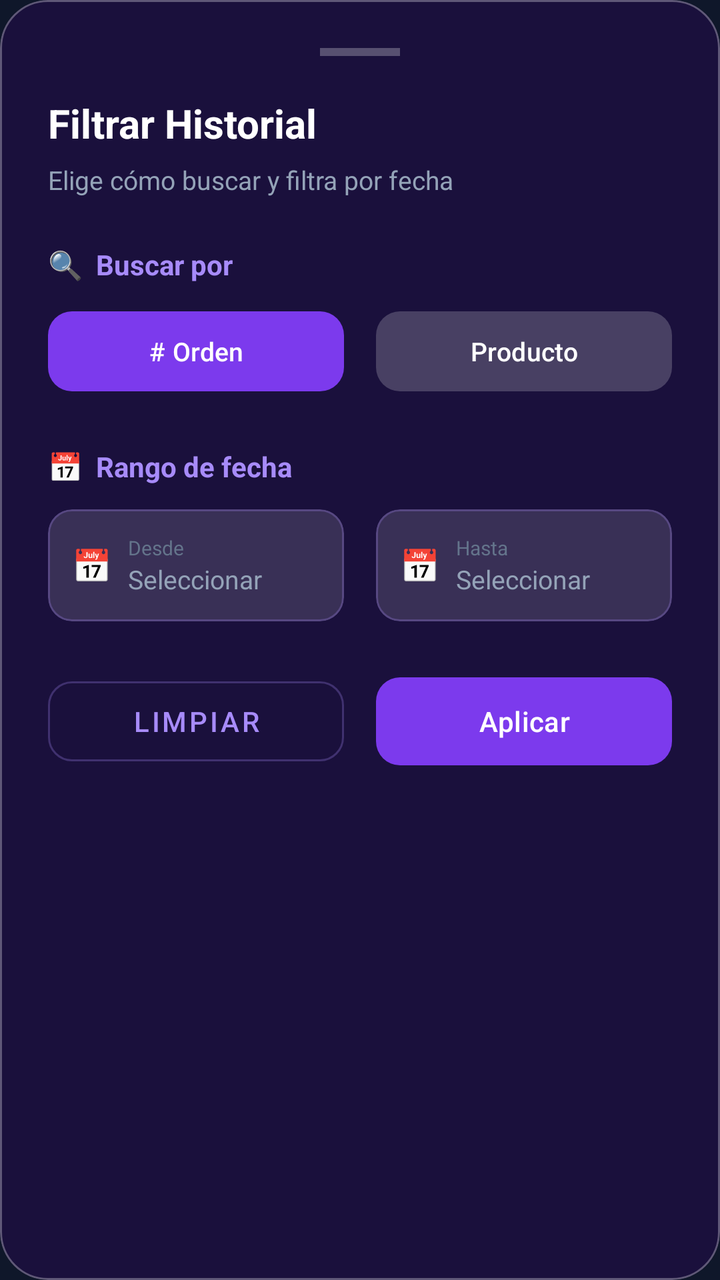
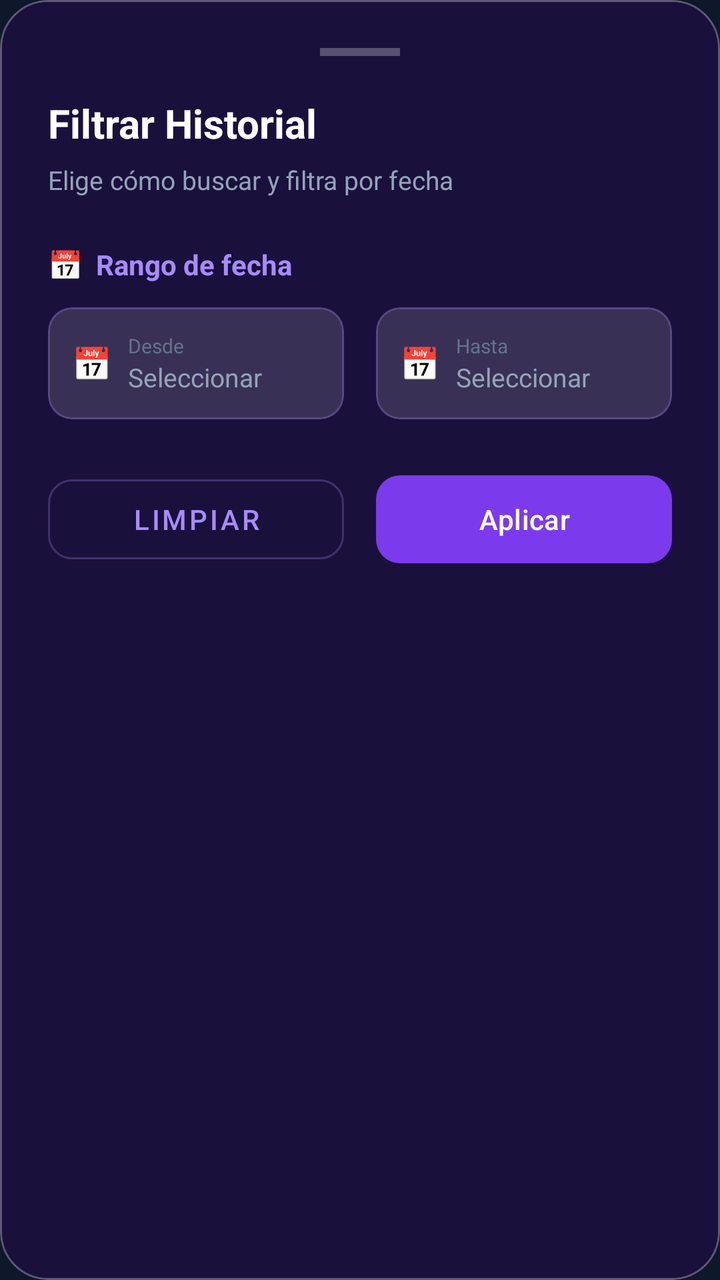

Compare the two renders of this Android layout. The source of the first and the diff that turns it into the second are given below.
<!-- AndroidManifest.xml: application theme Theme.Proyecto_Final_Moviles -->
<!-- res/layout/bottom_sheet_history_filters.xml -->
<?xml version="1.0" encoding="utf-8"?>
<com.google.android.material.card.MaterialCardView
    xmlns:android="http://schemas.android.com/apk/res/android"
    xmlns:app="http://schemas.android.com/apk/res-auto"
    android:layout_width="match_parent"
    android:layout_height="wrap_content"
    android:layout_marginHorizontal="8dp"
    android:layout_marginBottom="8dp"
    app:cardBackgroundColor="#1A103C"
    app:cardCornerRadius="24dp"
    app:cardElevation="0dp"
    app:strokeColor="#4DFFFFFF"
    app:strokeWidth="1dp">

    <LinearLayout
        android:layout_width="match_parent"
        android:layout_height="wrap_content"
        android:orientation="vertical"
        android:paddingHorizontal="24dp"
        android:paddingTop="24dp"
        android:paddingBottom="32dp">

    
    <View
        android:layout_width="40dp"
        android:layout_height="4dp"
        android:layout_gravity="center_horizontal"
        android:layout_marginBottom="20dp"
        android:background="#44FFFFFF" />

    <TextView
        android:layout_width="wrap_content"
        android:layout_height="wrap_content"
        android:text="Filtrar Historial"
        android:textColor="#FFFFFF"
        android:textSize="20sp"
        android:textStyle="bold"
        android:layout_marginBottom="6dp" />

    <TextView
        android:layout_width="wrap_content"
        android:layout_height="wrap_content"
        android:text="Elige cómo buscar y filtra por fecha"
        android:textColor="#94a3b8"
        android:textSize="13sp"
        android:layout_marginBottom="24dp" />

    
    <TextView
        android:layout_width="wrap_content"
        android:layout_height="wrap_content"
        android:text="🔍  Buscar por"
        android:textColor="#a78bfa"
        android:textSize="14sp"
        android:textStyle="bold"
        android:layout_marginBottom="10dp" />

    <LinearLayout
        android:layout_width="match_parent"
        android:layout_height="wrap_content"
        android:orientation="horizontal"
        android:weightSum="2"
        android:layout_marginBottom="24dp">

        <com.google.android.material.button.MaterialButton
            android:id="@+id/btnFilterByOrder"
            android:layout_width="0dp"
            android:layout_height="48dp"
            android:layout_weight="1"
            android:layout_marginEnd="8dp"
            android:text="# Orden"
            android:textColor="#FFFFFF"
            android:textSize="13sp"
            app:backgroundTint="#7c3aed"
            app:cornerRadius="12dp" />

        <com.google.android.material.button.MaterialButton
            android:id="@+id/btnFilterByProduct"
            android:layout_width="0dp"
            android:layout_height="48dp"
            android:layout_weight="1"
            android:layout_marginStart="8dp"
            android:text="Producto"
            android:textColor="#FFFFFF"
            android:textSize="13sp"
            app:backgroundTint="#33FFFFFF"
            app:cornerRadius="12dp" />
    </LinearLayout>

    
    <TextView
        android:layout_width="wrap_content"
        android:layout_height="wrap_content"
        android:text="📅  Rango de fecha"
        android:textColor="#a78bfa"
        android:textSize="14sp"
        android:textStyle="bold"
        android:layout_marginBottom="12dp" />

    <LinearLayout
        android:layout_width="match_parent"
        android:layout_height="wrap_content"
        android:orientation="horizontal"
        android:weightSum="2"
        android:layout_marginBottom="24dp">

        
        <com.google.android.material.card.MaterialCardView
            android:id="@+id/btnPickDateFrom"
            android:layout_width="0dp"
            android:layout_height="56dp"
            android:layout_weight="1"
            android:layout_marginEnd="8dp"
            app:cardBackgroundColor="#22FFFFFF"
            app:cardCornerRadius="12dp"
            app:cardElevation="0dp"
            app:strokeColor="#44a78bfa"
            app:strokeWidth="1dp">

            <LinearLayout
                android:layout_width="match_parent"
                android:layout_height="match_parent"
                android:orientation="horizontal"
                android:gravity="center_vertical"
                android:paddingHorizontal="12dp">

                <TextView
                    android:layout_width="wrap_content"
                    android:layout_height="wrap_content"
                    android:text="📅"
                    android:textSize="16sp"
                    android:layout_marginEnd="8dp" />

                <LinearLayout
                    android:layout_width="0dp"
                    android:layout_height="wrap_content"
                    android:layout_weight="1"
                    android:orientation="vertical">

                    <TextView
                        android:layout_width="wrap_content"
                        android:layout_height="wrap_content"
                        android:text="Desde"
                        android:textColor="#64748b"
                        android:textSize="10sp" />

                    <TextView
                        android:id="@+id/tvDateFrom"
                        android:layout_width="wrap_content"
                        android:layout_height="wrap_content"
                        android:text="Seleccionar"
                        android:textColor="#94a3b8"
                        android:textSize="13sp" />
                </LinearLayout>
            </LinearLayout>
        </com.google.android.material.card.MaterialCardView>

        
        <com.google.android.material.card.MaterialCardView
            android:id="@+id/btnPickDateTo"
            android:layout_width="0dp"
            android:layout_height="56dp"
            android:layout_weight="1"
            android:layout_marginStart="8dp"
            app:cardBackgroundColor="#22FFFFFF"
            app:cardCornerRadius="12dp"
            app:cardElevation="0dp"
            app:strokeColor="#44a78bfa"
            app:strokeWidth="1dp">

            <LinearLayout
                android:layout_width="match_parent"
                android:layout_height="match_parent"
                android:orientation="horizontal"
                android:gravity="center_vertical"
                android:paddingHorizontal="12dp">

                <TextView
                    android:layout_width="wrap_content"
                    android:layout_height="wrap_content"
                    android:text="📅"
                    android:textSize="16sp"
                    android:layout_marginEnd="8dp" />

                <LinearLayout
                    android:layout_width="0dp"
                    android:layout_height="wrap_content"
                    android:layout_weight="1"
                    android:orientation="vertical">

                    <TextView
                        android:layout_width="wrap_content"
                        android:layout_height="wrap_content"
                        android:text="Hasta"
                        android:textColor="#64748b"
                        android:textSize="10sp" />

                    <TextView
                        android:id="@+id/tvDateTo"
                        android:layout_width="wrap_content"
                        android:layout_height="wrap_content"
                        android:text="Seleccionar"
                        android:textColor="#94a3b8"
                        android:textSize="13sp" />
                </LinearLayout>
            </LinearLayout>
        </com.google.android.material.card.MaterialCardView>
    </LinearLayout>

    
    <LinearLayout
        android:layout_width="match_parent"
        android:layout_height="wrap_content"
        android:orientation="horizontal"
        android:weightSum="2">

        <com.google.android.material.button.MaterialButton
            android:id="@+id/btnClearHistoryFilters"
            android:layout_width="0dp"
            android:layout_height="52dp"
            android:layout_weight="1"
            android:layout_marginEnd="8dp"
            android:text="Limpiar"
            android:textColor="#a78bfa"
            style="@style/Widget.MaterialComponents.Button.OutlinedButton"
            app:strokeColor="#44a78bfa"
            app:cornerRadius="12dp" />

        <com.google.android.material.button.MaterialButton
            android:id="@+id/btnApplyHistoryFilters"
            android:layout_width="0dp"
            android:layout_height="52dp"
            android:layout_weight="1"
            android:layout_marginStart="8dp"
            android:text="Aplicar"
            android:textColor="#FFFFFF"
            app:backgroundTint="#7c3aed"
            app:cornerRadius="12dp" />
    </LinearLayout>
    </LinearLayout>
</com.google.android.material.card.MaterialCardView>
<!-- resources referenced by this layout -->
<resources>
  <style name="Theme.Proyecto_Final_Moviles" parent="Base.Theme.Proyecto_Final_Moviles" />
  <style name="Base.Theme.Proyecto_Final_Moviles" parent="Theme.Material3.DayNight.NoActionBar">
          <item name="android:windowBackground">#0f172a</item>
          <item name="colorPrimary">#7c3aed</item>
          <item name="colorSurface">#1e293b</item>
          <item name="colorOnSurface">#FFFFFF</item>
      </style>
</resources>

<!-- the commit's change to res/layout/bottom_sheet_history_filters.xml (unified diff, before → after) -->
@@ -45,47 +45,7 @@
         android:textSize="13sp"
         android:layout_marginBottom="24dp" />
 
-    
-    <TextView
-        android:layout_width="wrap_content"
-        android:layout_height="wrap_content"
-        android:text="🔍  Buscar por"
-        android:textColor="#a78bfa"
-        android:textSize="14sp"
-        android:textStyle="bold"
-        android:layout_marginBottom="10dp" />
-
-    <LinearLayout
-        android:layout_width="match_parent"
-        android:layout_height="wrap_content"
-        android:orientation="horizontal"
-        android:weightSum="2"
-        android:layout_marginBottom="24dp">
-
-        <com.google.android.material.button.MaterialButton
-            android:id="@+id/btnFilterByOrder"
-            android:layout_width="0dp"
-            android:layout_height="48dp"
-            android:layout_weight="1"
-            android:layout_marginEnd="8dp"
-            android:text="# Orden"
-            android:textColor="#FFFFFF"
-            android:textSize="13sp"
-            app:backgroundTint="#7c3aed"
-            app:cornerRadius="12dp" />
-
-        <com.google.android.material.button.MaterialButton
-            android:id="@+id/btnFilterByProduct"
-            android:layout_width="0dp"
-            android:layout_height="48dp"
-            android:layout_weight="1"
-            android:layout_marginStart="8dp"
-            android:text="Producto"
-            android:textColor="#FFFFFF"
-            android:textSize="13sp"
-            app:backgroundTint="#33FFFFFF"
-            app:cornerRadius="12dp" />
-    </LinearLayout>
+
 
     
     <TextView
